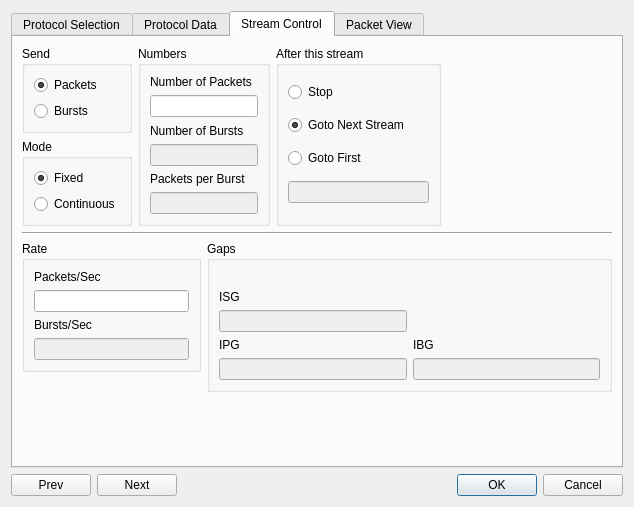
The window that client/streamconfigdialog.ui (pstavirs/ostinato) describes before a commit, drawn with Qt 5.
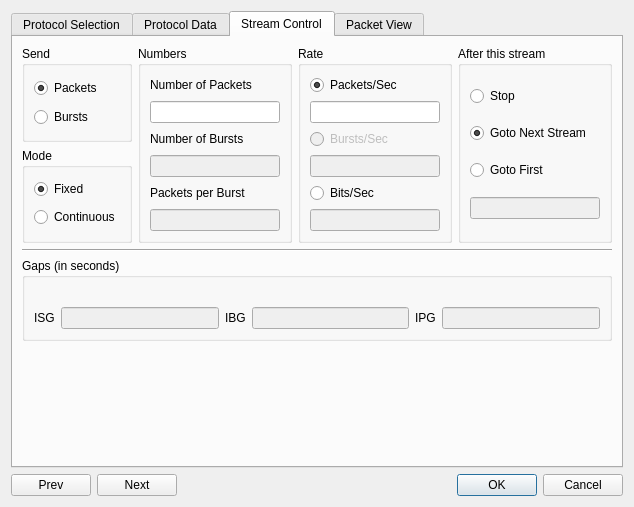
The same window after the commit. The open tabs and pages were chosen to show the change. Icons and pictures are not drawn. Custom widgets are drawn as their Qt base class.

Commit message:
Implemented aggregate port rates, averaged across all active streams configured on the port.
Fixes issue 41

The edit to the form file:
```diff
--- a/client/streamconfigdialog.ui
+++ b/client/streamconfigdialog.ui
@@ -798,7 +798,7 @@
          </layout>
         </widget>
        </item>
-       <item rowspan="2" row="0" column="1" colspan="2" >
+       <item rowspan="2" row="0" column="1" >
         <widget class="QGroupBox" name="groupBox_13" >
          <property name="title" >
           <string>Numbers</string>
@@ -870,6 +870,75 @@
          </layout>
         </widget>
        </item>
+       <item rowspan="2" row="0" column="2" >
+        <widget class="QGroupBox" name="groupBox_14" >
+         <property name="title" >
+          <string>Rate</string>
+         </property>
+         <property name="checkable" >
+          <bool>false</bool>
+         </property>
+         <property name="checked" >
+          <bool>false</bool>
+         </property>
+         <layout class="QVBoxLayout" >
+          <item>
+           <widget class="QRadioButton" name="rbPacketsPerSec" >
+            <property name="text" >
+             <string>Packets/Sec</string>
+            </property>
+            <property name="checked" >
+             <bool>true</bool>
+            </property>
+           </widget>
+          </item>
+          <item>
+           <widget class="QLineEdit" name="lePacketsPerSec" >
+            <property name="alignment" >
+             <set>Qt::AlignRight|Qt::AlignTrailing|Qt::AlignVCenter</set>
+            </property>
+           </widget>
+          </item>
+          <item>
+           <widget class="QRadioButton" name="rbBurstsPerSec" >
+            <property name="enabled" >
+             <bool>false</bool>
+            </property>
+            <property name="text" >
+             <string>Bursts/Sec</string>
+            </property>
+           </widget>
+          </item>
+          <item>
+           <widget class="QLineEdit" name="leBurstsPerSec" >
+            <property name="enabled" >
+             <bool>false</bool>
+            </property>
+            <property name="alignment" >
+             <set>Qt::AlignRight|Qt::AlignTrailing|Qt::AlignVCenter</set>
+            </property>
+           </widget>
+          </item>
+          <item>
+           <widget class="QRadioButton" name="rbBitsPerSec" >
+            <property name="text" >
+             <string>Bits/Sec</string>
+            </property>
+           </widget>
+          </item>
+          <item>
+           <widget class="QLineEdit" name="leBitsPerSec" >
+            <property name="enabled" >
+             <bool>false</bool>
+            </property>
+            <property name="alignment" >
+             <set>Qt::AlignRight|Qt::AlignTrailing|Qt::AlignVCenter</set>
+            </property>
+           </widget>
+          </item>
+         </layout>
+        </widget>
+       </item>
        <item rowspan="2" row="0" column="3" >
         <widget class="QGroupBox" name="groupBox_11" >
          <property name="title" >
@@ -939,85 +1008,20 @@
          </layout>
         </widget>
        </item>
-       <item row="1" column="4" >
-        <spacer>
-         <property name="orientation" >
-          <enum>Qt::Horizontal</enum>
-         </property>
-         <property name="sizeHint" >
-          <size>
-           <width>41</width>
-           <height>20</height>
-          </size>
-         </property>
-        </spacer>
-       </item>
-       <item row="2" column="0" colspan="5" >
+       <item row="2" column="0" colspan="4" >
         <widget class="Line" name="line_4" >
          <property name="orientation" >
           <enum>Qt::Horizontal</enum>
          </property>
         </widget>
        </item>
-       <item row="3" column="0" colspan="2" >
-        <widget class="QGroupBox" name="groupBox_14" >
-         <property name="title" >
-          <string>Rate</string>
-         </property>
-         <property name="checkable" >
-          <bool>false</bool>
-         </property>
-         <property name="checked" >
-          <bool>false</bool>
-         </property>
-         <layout class="QVBoxLayout" >
-          <item>
-           <widget class="QLabel" name="label_43" >
-            <property name="text" >
-             <string>Packets/Sec</string>
-            </property>
-            <property name="buddy" >
-             <cstring>leNumPackets</cstring>
-            </property>
-           </widget>
-          </item>
-          <item>
-           <widget class="QLineEdit" name="lePacketsPerSec" >
-            <property name="alignment" >
-             <set>Qt::AlignRight|Qt::AlignTrailing|Qt::AlignVCenter</set>
-            </property>
-           </widget>
-          </item>
-          <item>
-           <widget class="QLabel" name="label_44" >
-            <property name="text" >
-             <string>Bursts/Sec</string>
-            </property>
-            <property name="buddy" >
-             <cstring>leNumPackets</cstring>
-            </property>
-           </widget>
-          </item>
-          <item>
-           <widget class="QLineEdit" name="leBurstsPerSec" >
-            <property name="enabled" >
-             <bool>false</bool>
-            </property>
-            <property name="alignment" >
-             <set>Qt::AlignRight|Qt::AlignTrailing|Qt::AlignVCenter</set>
-            </property>
-           </widget>
-          </item>
-         </layout>
-        </widget>
-       </item>
-       <item rowspan="2" row="3" column="2" colspan="3" >
+       <item row="3" column="0" colspan="4" >
         <widget class="QGroupBox" name="groupBox_12" >
          <property name="enabled" >
           <bool>true</bool>
          </property>
          <property name="title" >
-          <string>Gaps</string>
+          <string>Gaps (in seconds)</string>
          </property>
          <property name="checkable" >
           <bool>false</bool>
@@ -1026,7 +1030,7 @@
           <bool>false</bool>
          </property>
          <layout class="QGridLayout" >
-          <item row="0" column="0" colspan="2" >
+          <item row="0" column="0" colspan="4" >
            <widget class="QLabel" name="label_45" >
             <property name="text" >
              <string/>
@@ -1046,7 +1050,7 @@
             </property>
            </widget>
           </item>
-          <item row="2" column="0" >
+          <item row="1" column="1" >
            <widget class="QLineEdit" name="leGapIsg" >
             <property name="enabled" >
              <bool>false</bool>
@@ -1056,17 +1060,7 @@
             </property>
            </widget>
           </item>
-          <item row="3" column="0" >
-           <widget class="QLabel" name="label_15" >
-            <property name="text" >
-             <string>IPG</string>
-            </property>
-            <property name="buddy" >
-             <cstring>leNumPackets</cstring>
-            </property>
-           </widget>
-          </item>
-          <item row="3" column="1" >
+          <item row="1" column="2" >
            <widget class="QLabel" name="label_42" >
             <property name="text" >
              <string>IBG</string>
@@ -1076,17 +1070,7 @@
             </property>
            </widget>
           </item>
-          <item row="4" column="0" >
-           <widget class="QLineEdit" name="leGapIpg" >
-            <property name="enabled" >
-             <bool>false</bool>
-            </property>
-            <property name="alignment" >
-             <set>Qt::AlignRight|Qt::AlignTrailing|Qt::AlignVCenter</set>
-            </property>
-           </widget>
-          </item>
-          <item row="4" column="1" >
+          <item row="1" column="3" >
            <widget class="QLineEdit" name="leGapIbg" >
             <property name="enabled" >
              <bool>false</bool>
@@ -1096,31 +1080,38 @@
             </property>
            </widget>
           </item>
+          <item row="1" column="4" >
+           <widget class="QLabel" name="label_15" >
+            <property name="text" >
+             <string>IPG</string>
+            </property>
+            <property name="buddy" >
+             <cstring>leGapIpg</cstring>
+            </property>
+           </widget>
+          </item>
+          <item row="1" column="5" >
+           <widget class="QLineEdit" name="leGapIpg" >
+            <property name="enabled" >
+             <bool>false</bool>
+            </property>
+            <property name="alignment" >
+             <set>Qt::AlignRight|Qt::AlignTrailing|Qt::AlignVCenter</set>
+            </property>
+           </widget>
+          </item>
          </layout>
         </widget>
        </item>
-       <item rowspan="2" row="4" column="0" >
+       <item row="4" column="1" colspan="2" >
         <spacer>
          <property name="orientation" >
           <enum>Qt::Vertical</enum>
          </property>
          <property name="sizeHint" >
           <size>
-           <width>20</width>
-           <height>40</height>
-          </size>
-         </property>
-        </spacer>
-       </item>
-       <item row="5" column="3" >
-        <spacer>
-         <property name="orientation" >
-          <enum>Qt::Vertical</enum>
-         </property>
-         <property name="sizeHint" >
-          <size>
-           <width>20</width>
-           <height>40</height>
+           <width>153</width>
+           <height>21</height>
           </size>
          </property>
         </spacer>
```
Left out of the diff: 138 changed lines with no effect on the pictures. The commit also changes 11 other files.
